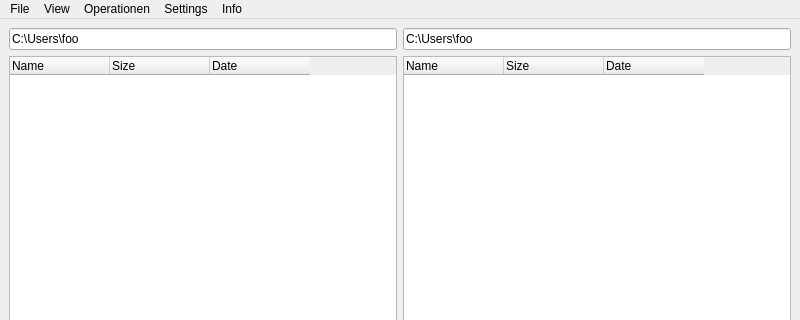
Qt form mainwindow.ui (striezel/qt-commander) before a commit; both pictures show x 0 to 800 and y 0 to 320 of the 800 by 600 pixel window.
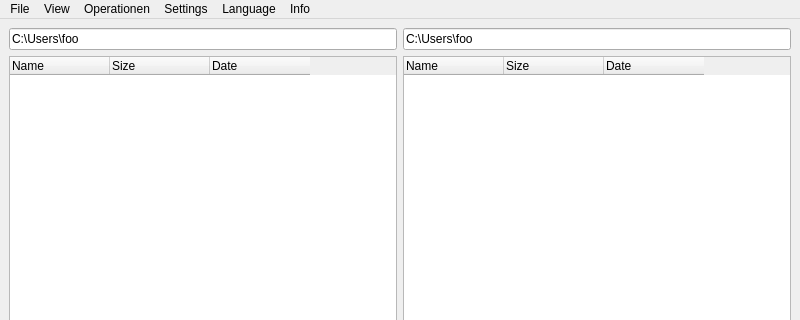
The same form after that commit. Icons and pictures are not drawn. Custom widgets are drawn as their Qt base class.

Commit message: add menu items to switch language during runtime

What changed in the file:
```diff
--- a/mainwindow.ui
+++ b/mainwindow.ui
@@ -235,10 +235,18 @@
     <addaction name="actionCalculateChecksum"/>
     <addaction name="actionCompareDirectories"/>
    </widget>
+   <widget class="QMenu" name="menuLanguage">
+    <property name="title">
+     <string>Language</string>
+    </property>
+    <addaction name="actionLanguageGerman"/>
+    <addaction name="actionLanguageEnglish"/>
+   </widget>
    <addaction name="menuFile"/>
    <addaction name="menuView"/>
    <addaction name="menuOperations"/>
    <addaction name="menuSettings"/>
+   <addaction name="menuLanguage"/>
    <addaction name="menuInfo"/>
   </widget>
   <widget class="QStatusBar" name="statusbar"/>
```
Left out of the diff: 16 changed lines with no effect on the pictures. The commit also changes 4 other files.
